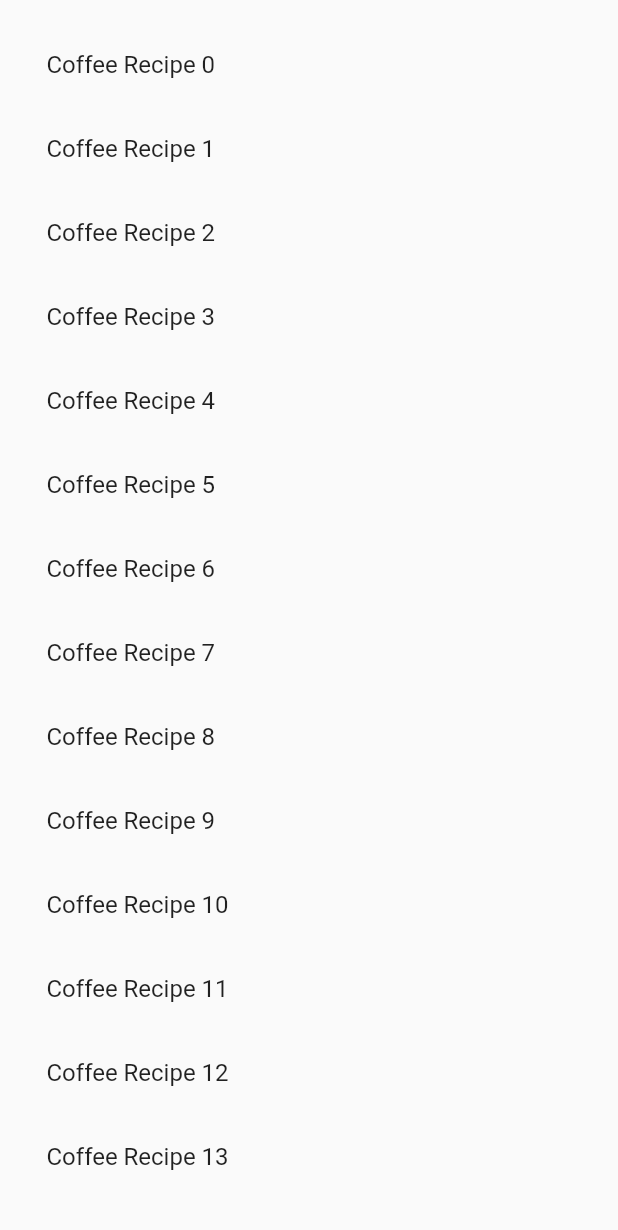
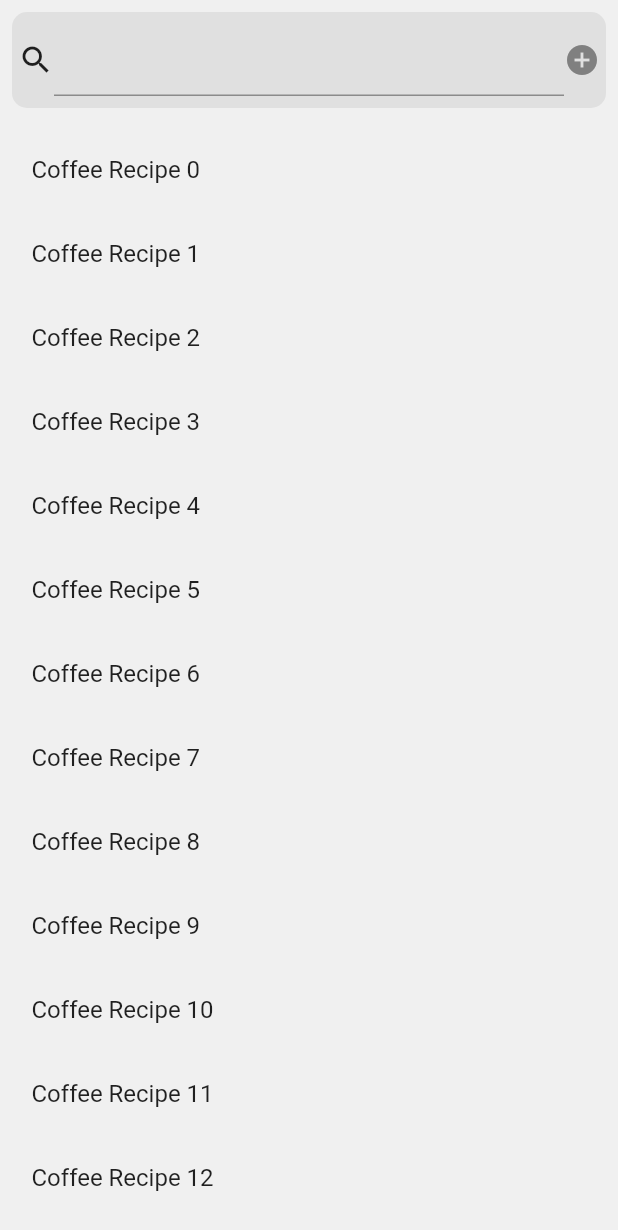
Before and after one commit to EugeneTeu/BrewCompass, a Flutter app: the RecipePage widget shown alone on an empty page, opened directly, on a phone screen of 412 x 824 dp. Shown: the top 1230 px of the screen. Run offline on Flutter 3.47's test engine with Material 2 defaults, Android fonts, the phone set to English and light mode, and no system bars.

Commit message:
added search bar element to recipe page. Touched up profile page.

```diff
--- a/coffee_app/lib/RecipePage.dart
+++ b/coffee_app/lib/RecipePage.dart
@@ -1,6 +1,7 @@
-
 
 import 'package:flutter/material.dart';
+import './styles.dart';
+import './search_bar.dart';
 
 class RecipePage extends StatefulWidget {
   @override
@@ -8,29 +9,54 @@ class RecipePage extends StatefulWidget {
 }
 
 class RecipePageState extends State<RecipePage> {
-  final _recipe = <String>[
 
-  ];
+  TextEditingController _controller;
+  FocusNode _focusNode;
+  String _terms = '';
 
+   @override
+  void initState() {
+    super.initState();
+    _controller = TextEditingController()..addListener(_onTextChanged);
+    _focusNode = FocusNode();
+  }
+
+  @override
+  void dispose() {
+    _focusNode.dispose();
+    _controller.dispose();
+    super.dispose();
+  }
+
+  void _onTextChanged() {
+    setState(() {
+      _terms = _controller.text;
+    });
+  }
 
   @override
   Widget build(BuildContext context) {
-    return Container(
-      padding: EdgeInsets.all(10.0),
-      child: _buildBody() ,
+    return DecoratedBox(
+      decoration:
+        const BoxDecoration(
+        color: Styles.scaffoldBackground,
+      ),
+      child: new Column(
+        children: <Widget>[
+         _buildSearchBox(),
+          Expanded(
+            child: _buildBody(),)
+        ],
+      ),
     );
   }
 
   Widget _buildBody() {
     return ListView.builder(
-
       padding: const EdgeInsets.all(5.0),
       itemBuilder: (context, i) {
         return _buildRow(i);
       },);
-
-
-
   }
 
    Widget _buildRow(int i) {
@@ -39,4 +65,16 @@ class RecipePageState extends State<RecipePage> {
     );
   }
 
+   Widget _buildSearchBox() {
+    return Padding(
+      padding: const EdgeInsets.all(8),
+      child: SearchBar(
+        controller: _controller,
+        focusNode: _focusNode,
+
+      ),
+    );
+  }
+
+
 }
--- /dev/null
+++ b/coffee_app/lib/search_bar.dart
@@ -0,0 +1,47 @@
+import 'package:flutter/material.dart';
+import 'package:flutter/widgets.dart';
+import 'styles.dart';
+
+class SearchBar extends StatelessWidget {
+  const SearchBar({
+    @required this.controller,
+    @required this.focusNode,
+  });
+
+  final TextEditingController controller;
+  final FocusNode focusNode;
+
+  @override
+  Widget build(BuildContext context) {
+    return DecoratedBox(
+      decoration: BoxDecoration(
+        color: Styles.searchBackground,
+         borderRadius: BorderRadius.circular(10),
+      ),
+      child: Padding(padding: const EdgeInsets.symmetric(
+        horizontal: 4,
+        vertical: 8,
+        ),
+        child: Row(
+          children: [
+            const Icon(Icons.search,
+            ),
+            Expanded(
+              child: TextField(controller: controller,
+              focusNode: focusNode,
+              style: Styles.searchText,
+              cursorColor: Styles.searchCursorColor,
+              ),
+            ),
+            GestureDetector(
+              onTap: controller.clear,
+              child: const Icon(Icons.add_circle,
+              color: Styles.searchIconColor,
+              ),
+            ),
+          ],
+        )
+        ),
+    );
+  }
+}
--- /dev/null
+++ b/coffee_app/lib/styles.dart
@@ -0,0 +1,54 @@
+// Copyright 2018 The Flutter team. All rights reserved.
+// Use of this source code is governed by a BSD-style license that can be
+// found in the LICENSE file.
+
+import 'package:flutter/cupertino.dart';
+import 'package:flutter/widgets.dart';
+
+abstract class Styles {
+  static const TextStyle productRowItemName = TextStyle(
+    color: Color.fromRGBO(0, 0, 0, 0.8),
+    fontSize: 18,
+    fontStyle: FontStyle.normal,
+    fontWeight: FontWeight.normal,
+  );
+
+  static const TextStyle productRowTotal = TextStyle(
+    color: Color.fromRGBO(0, 0, 0, 0.8),
+    fontSize: 18,
+    fontStyle: FontStyle.normal,
+    fontWeight: FontWeight.bold,
+  );
+
+  static const TextStyle productRowItemPrice = TextStyle(
+    color: Color(0xFF8E8E93),
+    fontSize: 13,
+    fontWeight: FontWeight.w300,
+  );
+
+  static const TextStyle searchText = TextStyle(
+    color: Color.fromRGBO(0, 0, 0, 1),
+    fontSize: 14,
+    fontStyle: FontStyle.normal,
+    fontWeight: FontWeight.normal,
+  );
+
+  static const TextStyle deliveryTimeLabel = TextStyle(
+    color: Color(0xFFC2C2C2),
+    fontWeight: FontWeight.w300,
+  );
+
+  static const TextStyle deliveryTime = TextStyle(
+    color: CupertinoColors.inactiveGray,
+  );
+
+  static const Color productRowDivider = Color(0xFFD9D9D9);
+
+  static const Color scaffoldBackground = Color(0xfff0f0f0);
+
+  static const Color searchBackground = Color(0xffe0e0e0);
+
+  static const Color searchCursorColor = Color.fromRGBO(0, 122, 255, 1);
+
+  static const Color searchIconColor = Color.fromRGBO(128, 128, 128, 1);
+}
--- a/coffee_app/lib/thirdPage.dart
+++ b/coffee_app/lib/test_page.dart
@@ -1,11 +1,11 @@
 import 'package:flutter/material.dart';
 
-class ThirdPage extends StatefulWidget {
+class TestPage extends StatefulWidget {
   @override
-  State<StatefulWidget> createState() => ThirdPageState();
+  State<StatefulWidget> createState() => TestPageState();
 }
 
-class ThirdPageState extends State<ThirdPage> {
+class TestPageState extends State<TestPage> {
   @override
   Widget build(BuildContext context) {
     return Container(
```
Also changed, not shown: coffee_app/lib/fourthPage.dart (deleted, +0 -17 lines), coffee_app/lib/main.dart (+4 -3 lines), coffee_app/lib/profile_page.dart (added, +33 -0 lines).
